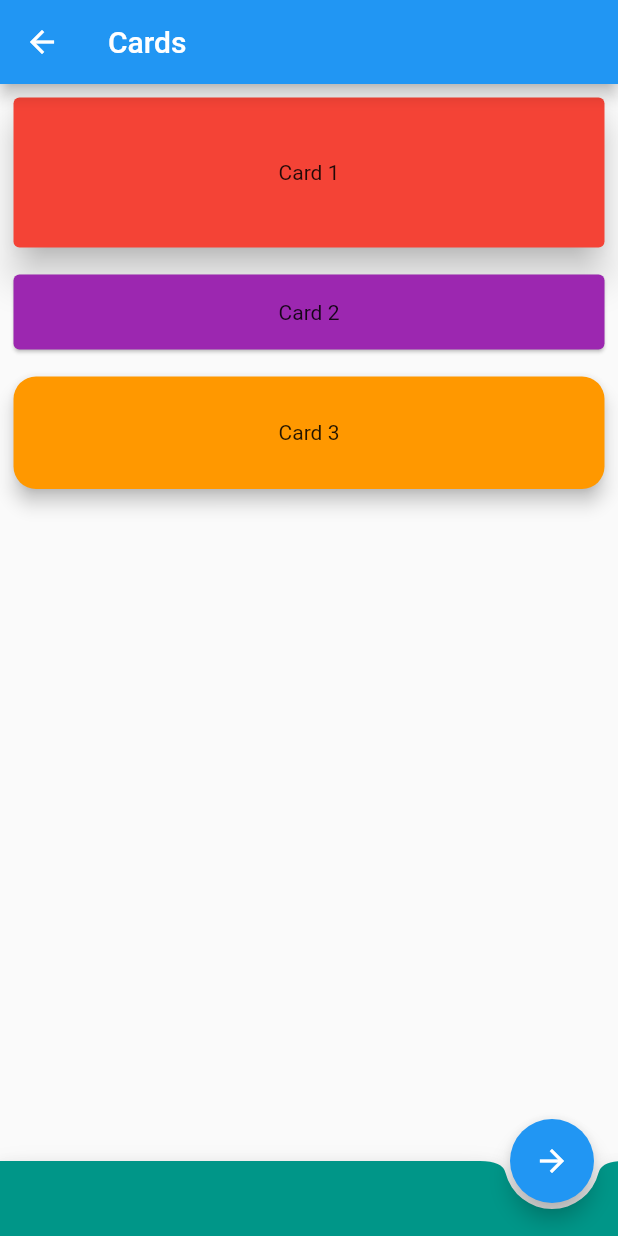
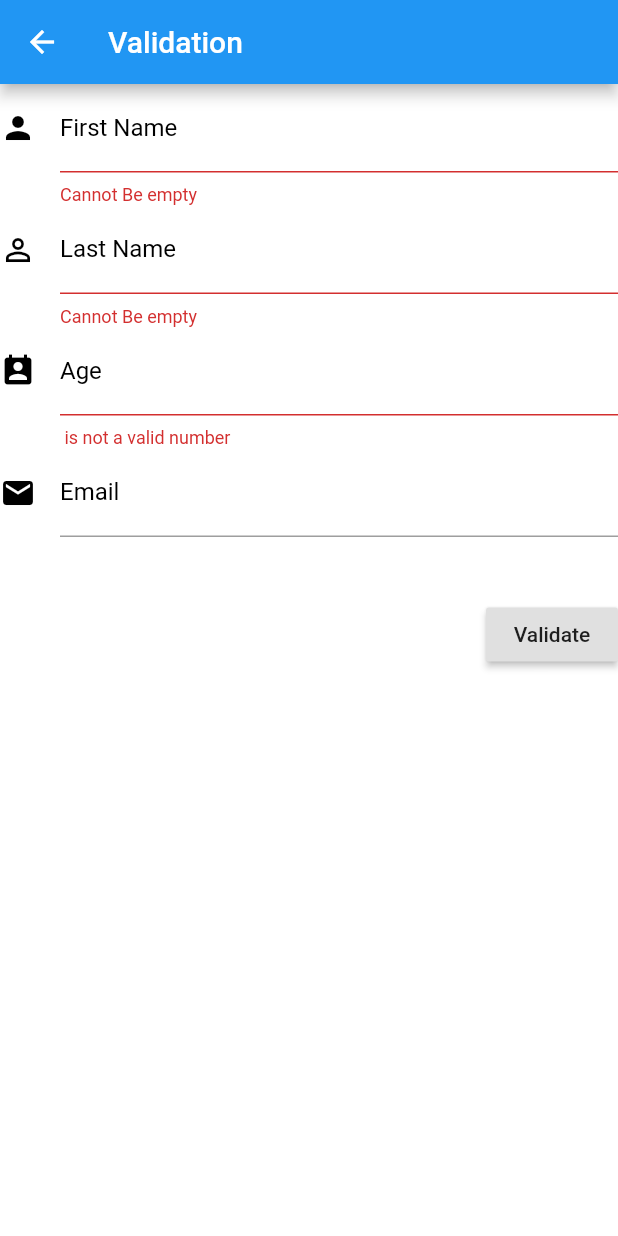
Before and after one commit to a-ng9/FlutterWeb, a Flutter app: the PageCard screen opened directly, after a tap on the "arrow forward" icon, on a phone screen of 412 x 824 dp. Run offline on Flutter 3.47's test engine with Material 2 defaults, Android fonts, the phone set to English and light mode, and no system bars; missing offline and left inert: angel_validate, validate.

Commit message:
Added page 4 with Textfieldforms
Added validators in the forms

```diff
--- a/lib/page_2.dart
+++ b/lib/page_2.dart
@@ -1,6 +1,7 @@
 import 'package:flutter/material.dart';
 import 'package:web/utils/api_manager.dart';
 import 'package:web/model/post_model.dart';
+import 'package:web/page_3.dart';
 
 class PageListView extends StatefulWidget {
   @override
@@ -41,6 +42,27 @@ class _PageListViewState extends State<PageListView> {
                 return _buildCell(_allUsers[index]);
               },
             ),
+      bottomNavigationBar: BottomAppBar(
+        color: Colors.teal,
+        shape: CircularNotchedRectangle(),
+        notchMargin: 4.0,
+        child: Row(
+          children: <Widget>[
+            SizedBox(
+              height: 50,
+            )
+          ],
+        ),
+      ),
+      floatingActionButtonLocation: FloatingActionButtonLocation.endDocked,
+      floatingActionButton: FloatingActionButton(
+        child: Icon(Icons.arrow_forward),
+        onPressed: () {
+          print("Navigation button pressed");
+          Navigator.push(
+              context, MaterialPageRoute(builder: (context) => PageCard()));
+        },
+      ),
     );
   }
 
--- a/lib/page_3.dart
+++ b/lib/page_3.dart
@@ -1,4 +1,5 @@
 import 'package:flutter/material.dart';
+import 'package:web/page_4.dart';
 
 class PageCard extends StatelessWidget {
   @override
@@ -65,6 +66,8 @@ class PageCard extends StatelessWidget {
         child: Icon(Icons.arrow_forward),
         onPressed: () {
           print("Navigation button pressed");
+          Navigator.push(context,
+              MaterialPageRoute(builder: (context) => PageValidation()));
         },
       ),
     );
--- /dev/null
+++ b/lib/page_4.dart
@@ -0,0 +1,129 @@
+import 'package:flutter/material.dart';
+import 'package:validate/validate.dart';
+import 'package:angel_validate/angel_validate.dart';
+
+class PageValidation extends StatefulWidget {
+  @override
+  _PageValidationState createState() => _PageValidationState();
+}
+
+class _PageValidationState extends State<PageValidation> {
+  final formKey = GlobalKey<FormState>();
+  String _name, _lastName, _age, _email;
+
+  @override
+  Widget build(BuildContext context) {
+    return Scaffold(
+      backgroundColor: Colors.white,
+      appBar: AppBar(
+        title: Text("Validation"),
+      ),
+      body: Form(
+        autovalidate: true,
+        key: formKey,
+        child: SingleChildScrollView(
+          child: Column(
+            children: <Widget>[
+              Container(
+                child: TextFormField(
+                  decoration: InputDecoration(
+                    labelStyle: TextStyle(color: Colors.black),
+                    labelText: "First Name",
+                    icon: Icon(Icons.person, color: Colors.black),
+                  ),
+                  onSaved: (String value) => _name = value,
+                  validator: nameValidator,
+                ),
+              ),
+              Container(
+                child: TextFormField(
+                  decoration: InputDecoration(
+                    labelStyle: TextStyle(color: Colors.black),
+                    labelText: "Last Name",
+                    icon: Icon(Icons.person_outline, color: Colors.black),
+                  ),
+                  validator: nameValidator,
+                  onSaved: (String value) => _lastName = value,
+                ),
+              ),
+              Container(
+                child: TextFormField(
+                  decoration: InputDecoration(
+                    labelStyle: TextStyle(color: Colors.black),
+                    labelText: "Age",
+                    icon:
+                        Icon(Icons.perm_contact_calendar, color: Colors.black),
+                  ),
+                  keyboardType: TextInputType.number,
+                  validator: numberValidator,
+                  onSaved: (String value) => _age = value,
+                ),
+              ),
+              Container(
+                height: 100,
+                child: TextFormField(
+                  decoration: InputDecoration(
+                    labelStyle: TextStyle(color: Colors.black),
+                    labelText: "Email",
+                    icon: Icon(Icons.email, color: Colors.black),
+                  ),
+                  validator: _validateEmail,
+                  // validator: (input) =>
+                  //     !input.contains('@') ? 'Not valid email' : null,
+                  onSaved: (String value) => _email = value,
+                ),
+              ),
+              Row(
+                mainAxisAlignment: MainAxisAlignment.end,
+                children: <Widget>[
+                  RaisedButton(
+                    child: Text("Validate"),
+                    onPressed: () {
+                      if (formKey.currentState.validate()) {
+                        formKey.currentState.save();
+                      }
+                    },
+                  ),
+                ],
+              ),
+            ],
+          ),
+        ),
+      ),
+    );
+  }
+
+  String _validateEmail(String value) {
+    try {
+      Validate.isEmail(value);
+    } catch (e) {
+      return 'Invalid Email';
+    }
+    return null;
+  }
+
+  String nameValidator(String value) {
+    if (value.isEmpty) {
+      return "Cannot Be empty";
+    }
+
+    if (value.length < 4) {
+      return "Name must be more than 4 character.";
+    }
+    return null;
+  }
+
+  String numberValidator(String value) {
+    if (value == null) {
+      return null;
+    }
+    final n = num.tryParse(value);
+    if (n == null) {
+      return '$value is not a valid number';
+    }
+    if (value.length > 2) {
+      return "Age cannot be more than 2 digits";
+    }
+    return null;
+  }
+}
--- a/pubspec.yaml
+++ b/pubspec.yaml
@@ -20,7 +20,10 @@ dependencies:
   flutter:
     sdk: flutter
   cupertino_icons: ^0.1.2
-  http: ^0.12.0+2
+  http: 0.12.0+2
+  validate: 1.7.0
+  angel_validate: 2.0.2
+
 
 dev_dependencies:
   flutter_test:
```
Also changed, not shown: pubspec.lock.
